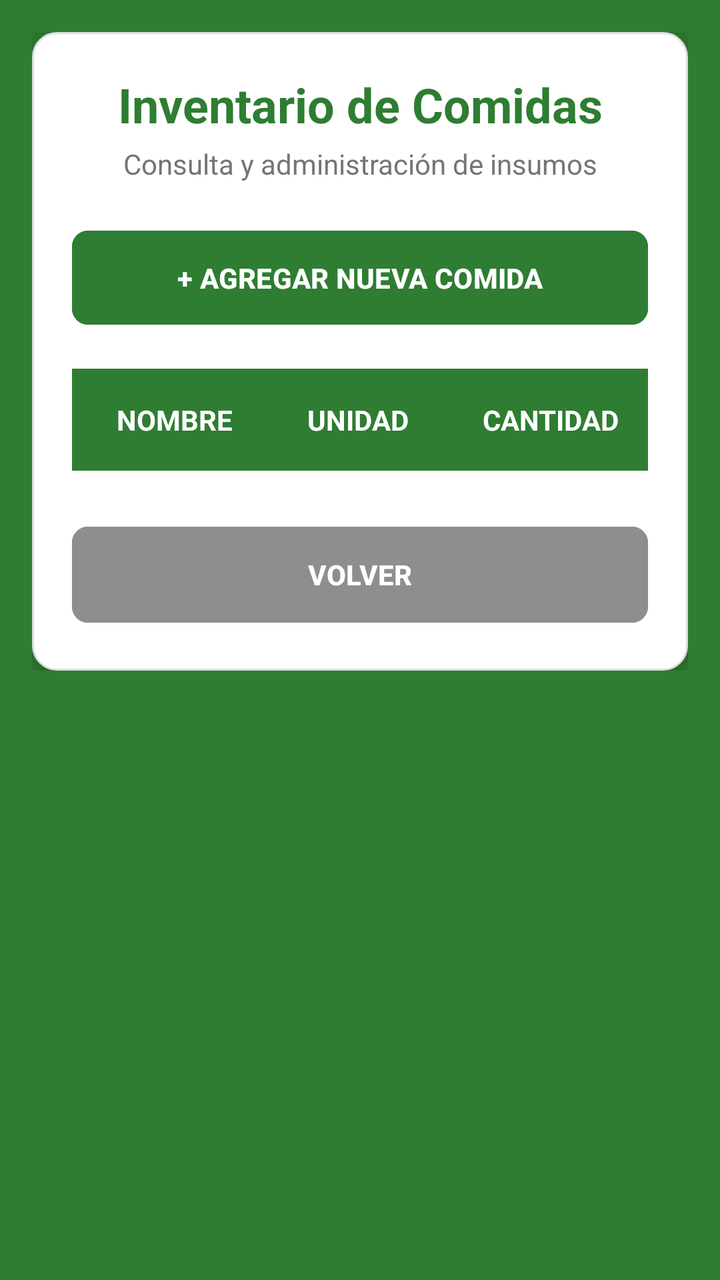
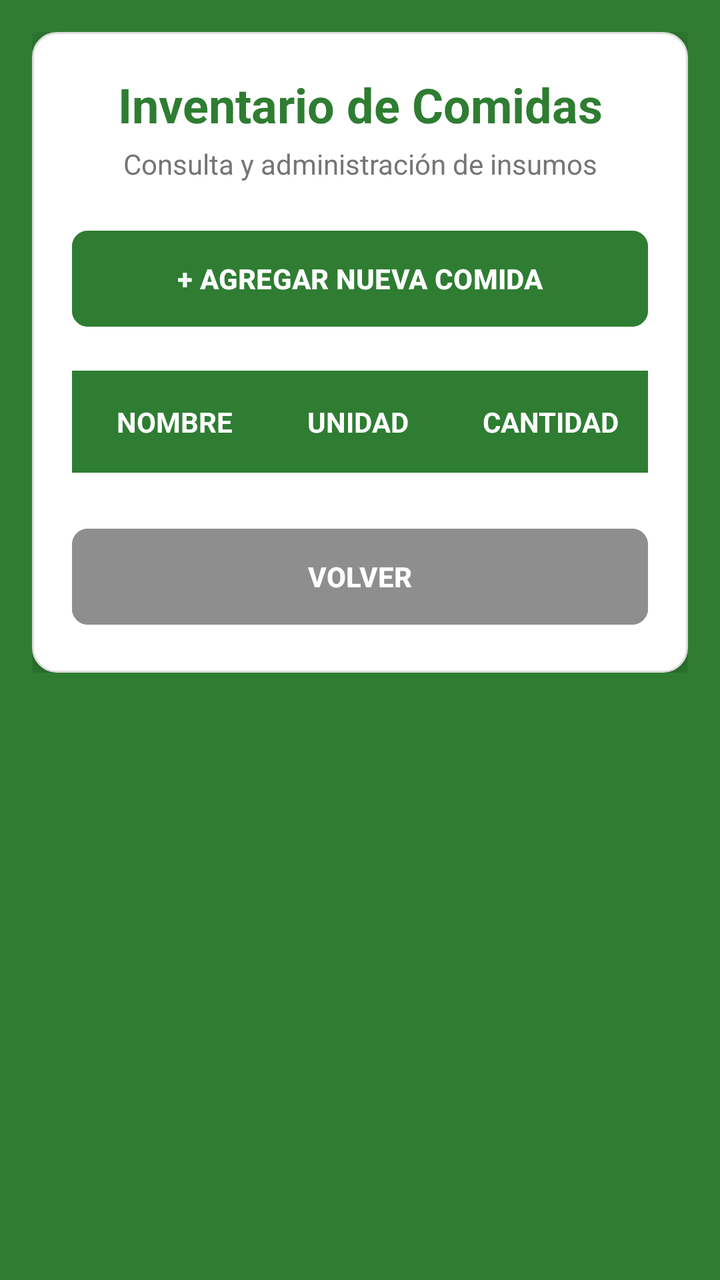

Before-and-after screenshots of an Android layout around one commit, followed by the original layout XML and the change that was made.
<!-- AndroidManifest.xml: application theme Theme.AMG -->
<!-- res/layout/activity_inventario_comidas.xml -->
<?xml version="1.0" encoding="utf-8"?>
<androidx.coordinatorlayout.widget.CoordinatorLayout
    xmlns:android="http://schemas.android.com/apk/res/android"
    xmlns:app="http://schemas.android.com/apk/res-auto"
    android:layout_width="match_parent"
    android:layout_height="match_parent"
    android:background="@color/green_primary"
    android:fitsSystemWindows="true"> <ScrollView
    android:layout_width="match_parent"
    android:layout_height="match_parent"
    android:padding="16dp">

    <LinearLayout
        android:layout_width="match_parent"
        android:layout_height="wrap_content"
        android:orientation="vertical">

        <LinearLayout
            android:layout_width="match_parent"
            android:layout_height="wrap_content"
            android:orientation="vertical"
            android:background="@drawable/bg_card"
            android:padding="20dp"
            android:elevation="8dp">

            <TextView
                android:layout_width="match_parent"
                android:layout_height="wrap_content"
                android:text="Inventario de Comidas"
                android:textSize="24sp"
                android:textStyle="bold"
                android:textColor="@color/green_primary"
                android:gravity="center"
                android:layout_marginBottom="4dp"/>

            <TextView
                android:layout_width="match_parent"
                android:layout_height="wrap_content"
                android:text="Consulta y administración de insumos"
                android:textSize="14sp"
                android:textColor="#757575"
                android:gravity="center"
                android:layout_marginBottom="20dp"/>

            <Button
                android:id="@+id/btnAgregarComida"
                android:layout_width="match_parent"
                android:layout_height="wrap_content"
                android:text="+ AGREGAR NUEVA COMIDA"
                android:textColor="@color/white"
                android:backgroundTint="@color/green_primary"
                android:textStyle="bold"
                android:padding="14dp"
                app:cornerRadius="8dp"
                android:layout_marginBottom="18dp"/>

            <TableLayout
                android:id="@+id/tableInventario"
                android:layout_width="match_parent"
                android:layout_height="wrap_content"
                android:stretchColumns="*"
                android:background="@color/white">

                <TableRow
                    android:background="@color/green_primary"
                    android:padding="4dp">
                    <TextView
                        android:text="NOMBRE"
                        android:textColor="@color/white"
                        android:textStyle="bold"
                        android:textSize="14sp"
                        android:gravity="center"
                        android:padding="12dp"/>
                    <TextView
                        android:text="UNIDAD"
                        android:textColor="@color/white"
                        android:textStyle="bold"
                        android:textSize="14sp"
                        android:gravity="center"
                        android:padding="12dp"/>
                    <TextView
                        android:text="CANTIDAD"
                        android:textColor="@color/white"
                        android:textStyle="bold"
                        android:textSize="14sp"
                        android:gravity="center"
                        android:padding="12dp"/>
                </TableRow>
            </TableLayout>

            <Button
                android:id="@+id/btnVolver"
                android:layout_width="match_parent"
                android:layout_height="56dp"
                android:text="VOLVER"
                android:textStyle="bold"
                android:backgroundTint="#8E8E8E"
                android:textColor="@color/white"
                app:cornerRadius="8dp"
                android:layout_marginTop="24dp"/>
        </LinearLayout>
    </LinearLayout>
</ScrollView>
</androidx.coordinatorlayout.widget.CoordinatorLayout>
<!-- resources referenced by this layout -->
<resources>
  <color name="green_primary">#2E7D32</color>
  <color name="white">#FFFFFF</color>
  <!-- drawable bg_card (drawable) -->
  <?xml version="1.0" encoding="utf-8"?>
  <shape xmlns:android="http://schemas.android.com/apk/res/android"
      android:shape="rectangle">
  
      <solid android:color="#FFFFFF" />
  
      <corners android:radius="12dp" />
  
      <stroke
          android:width="1dp"
          android:color="#DDDDDD" />
  </shape>
  <style name="Theme.AMG" parent="Base.Theme.AMG" />
  <style name="Base.Theme.AMG" parent="Theme.Material3.DayNight.NoActionBar">
          <item name="colorPrimary">@color/green_primary</item>
          <item name="colorSecondary">@color/green_light</item>
      </style>
  <color name="green_light">#66BB6A</color>
</resources>

<!-- the commit's change to res/layout/activity_inventario_comidas.xml (unified diff, before → after) -->
@@ -45,7 +45,7 @@
             <Button
                 android:id="@+id/btnAgregarComida"
                 android:layout_width="match_parent"
-                android:layout_height="wrap_content"
+                android:layout_height="56dp"
                 android:text="+ AGREGAR NUEVA COMIDA"
                 android:textColor="@color/white"
                 android:backgroundTint="@color/green_primary"
